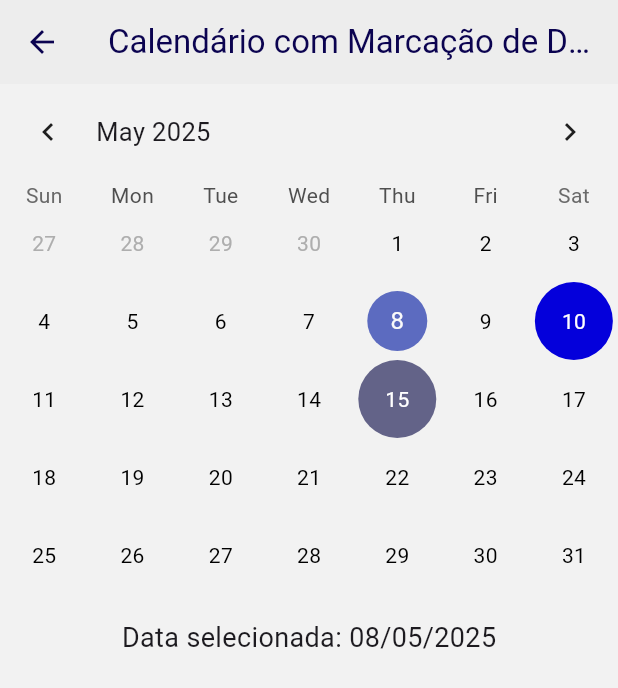
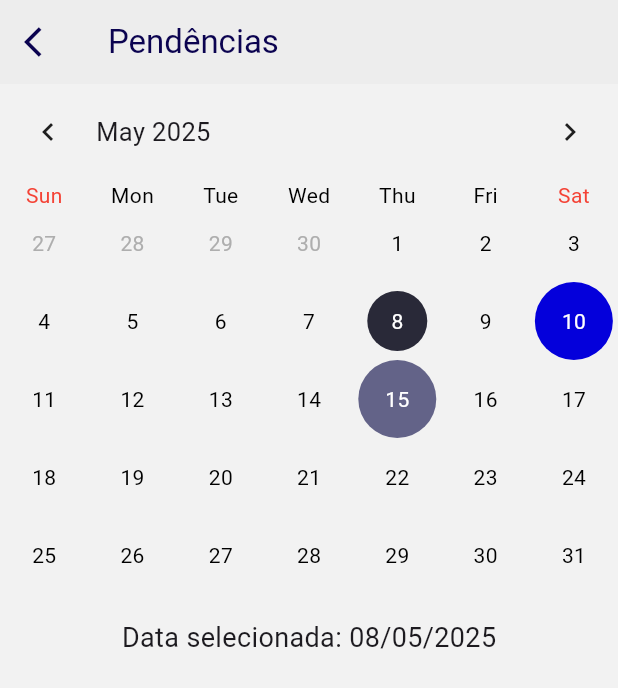
Before and after one commit to Ntzzn-Dev/Organyz, a Flutter app: the CalendarPage screen opened directly, on a phone screen of 412 x 824 dp. Shown: the top 688 px of the screen. Run offline on Flutter 3.47's test engine with Material 3 defaults, Android fonts, the phone set to English and light mode, and no system bars; drawn by our look-alikes of table_calendar; our stand-ins replace sqflite; accounts and stored records are empty.

Commit message:
Organyz_v2.1

```diff
--- a/lib/calendario.dart
+++ b/lib/calendario.dart
@@ -65,6 +65,30 @@ class _CalendarPageState extends State<CalendarPage> {
     }
   }
 
+  Color _colorSelected(int atualOrSelected, bool isEvent) {
+    final isDark = Theme.of(context).brightness == Brightness.dark;
+    switch (atualOrSelected) {
+      case 0:
+        return isEvent
+            ? isDark
+                ? const Color.fromARGB(255, 165, 139, 101)
+                : const Color.fromARGB(255, 61, 60, 71)
+            : isDark
+            ? const Color.fromARGB(255, 165, 139, 101)
+            : const Color.fromARGB(255, 119, 118, 141);
+      case 1:
+        return isEvent
+            ? isDark
+                ? const Color.fromARGB(255, 165, 139, 101)
+                : const Color.fromARGB(255, 27, 27, 44)
+            : isDark
+            ? const Color.fromARGB(255, 165, 139, 101)
+            : const Color.fromARGB(255, 41, 41, 56);
+      default:
+        return const Color.fromARGB(255, 128, 128, 128);
+    }
+  }
+
   String _nameState(DateTime dia) {
     switch (_indentState(dia)) {
       case 0:
@@ -81,7 +105,15 @@ class _CalendarPageState extends State<CalendarPage> {
   @override
   Widget build(BuildContext context) {
     return Scaffold(
-      appBar: AppBar(title: const Text('Calendário com Marcação de Dias')),
+      appBar: AppBar(
+        title: const Text('Pendências'),
+        leading: IconButton(
+          icon: const Icon(Icons.arrow_back_ios),
+          onPressed: () {
+            Navigator.pop(context);
+          },
+        ),
+      ),
       body: Column(
         children: [
           TableCalendar(
@@ -121,9 +153,12 @@ class _CalendarPageState extends State<CalendarPage> {
               _focusedDay.value = focusedDay;
             },
             headerStyle: HeaderStyle(formatButtonVisible: false),
+            daysOfWeekStyle: DaysOfWeekStyle(
+              weekdayStyle: TextStyle(color: Colors.black),
+              weekendStyle: TextStyle(color: Colors.red),
+            ),
             calendarBuilders: CalendarBuilders(
               defaultBuilder: (context, day, focusedDay) {
-                // Verifique se o dia é um dia de evento
                 bool isEventDay = _isEventDay(day);
                 return Container(
                   alignment: Alignment.center,
@@ -139,8 +174,51 @@ class _CalendarPageState extends State<CalendarPage> {
                   ),
                 );
               },
+              selectedBuilder: (context, day, focusedDay) {
+                return Container(
+                  alignment: Alignment.center,
+                  decoration: BoxDecoration(
+                    color: _isEventDay(day) ? _colorState(day) : null,
+                    shape: BoxShape.circle,
+                  ),
+                  child: Padding(
+                    padding: const EdgeInsets.all(6.0),
+                    child: Container(
+                      alignment: Alignment.center,
+                      decoration: BoxDecoration(
+                        color: _colorSelected(1, _isEventDay(day)),
+                        shape: BoxShape.circle,
+                      ),
+                      child: Text(
+                        '${day.day}',
+                        style: TextStyle(color: Colors.white),
+                      ),
+                    ),
+                  ),
+                );
+              },
+              todayBuilder: (context, day, focusedDay) {
+                return Container(
+                  alignment: Alignment.center,
+                  child: Padding(
+                    padding: const EdgeInsets.all(8.0),
+                    child: Container(
+                      alignment: Alignment.center,
+                      decoration: BoxDecoration(
+                        color: _colorSelected(0, _isEventDay(day)),
+                        shape: BoxShape.circle,
+                      ),
+                      child: Text(
+                        '${day.day}',
+                        style: TextStyle(color: Colors.white),
+                      ),
+                    ),
+                  ),
+                );
+              },
             ),
           ),
+
           Padding(
             padding: const EdgeInsets.all(16.0),
             child: Column(
--- a/lib/main.dart
+++ b/lib/main.dart
@@ -9,7 +9,6 @@ import 'calendario.dart';
 void main() async {
   /*WidgetsFlutterBinding.ensureInitialized();
   await DatabaseHelper().deleteDatabaseFile();*/
-
   runApp(const MyApp());
 }
 
```
